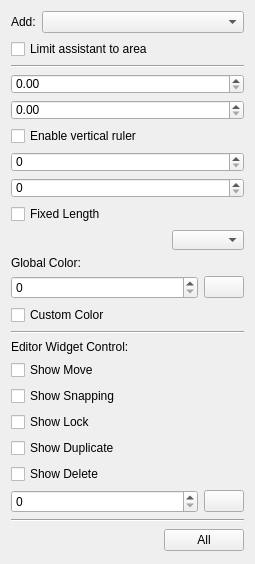
The window that plugins/assistants/Assistants/AssistantsToolOptions.ui (KDE/krita) describes before a commit, drawn with Qt 5.
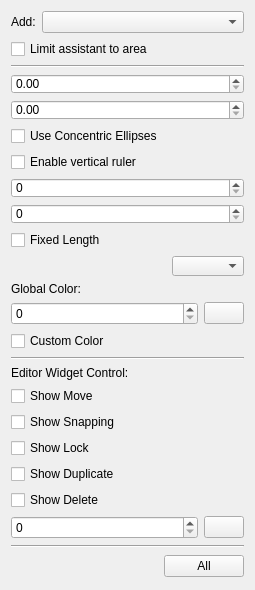
The same window after the commit. Custom widgets are drawn as their Qt base class.

```diff
--- a/plugins/assistants/Assistants/AssistantsToolOptions.ui
+++ b/plugins/assistants/Assistants/AssistantsToolOptions.ui
@@ -75,6 +75,19 @@
      </property>
     </widget>
    </item>
+   <item>
+    <widget class="QCheckBox" name="isConcentricCheckbox">
+     <property name="sizePolicy">
+      <sizepolicy hsizetype="Minimum" vsizetype="Fixed">
+       <horstretch>0</horstretch>
+       <verstretch>0</verstretch>
+      </sizepolicy>
+     </property>
+     <property name="text">
+      <string>Use Concentric Ellipses</string>
+     </property>
+    </widget>
+   </item>
    <item>
     <widget class="QCheckBox" name="twoPointUseVerticalCheckbox">
      <property name="toolTip">
```
